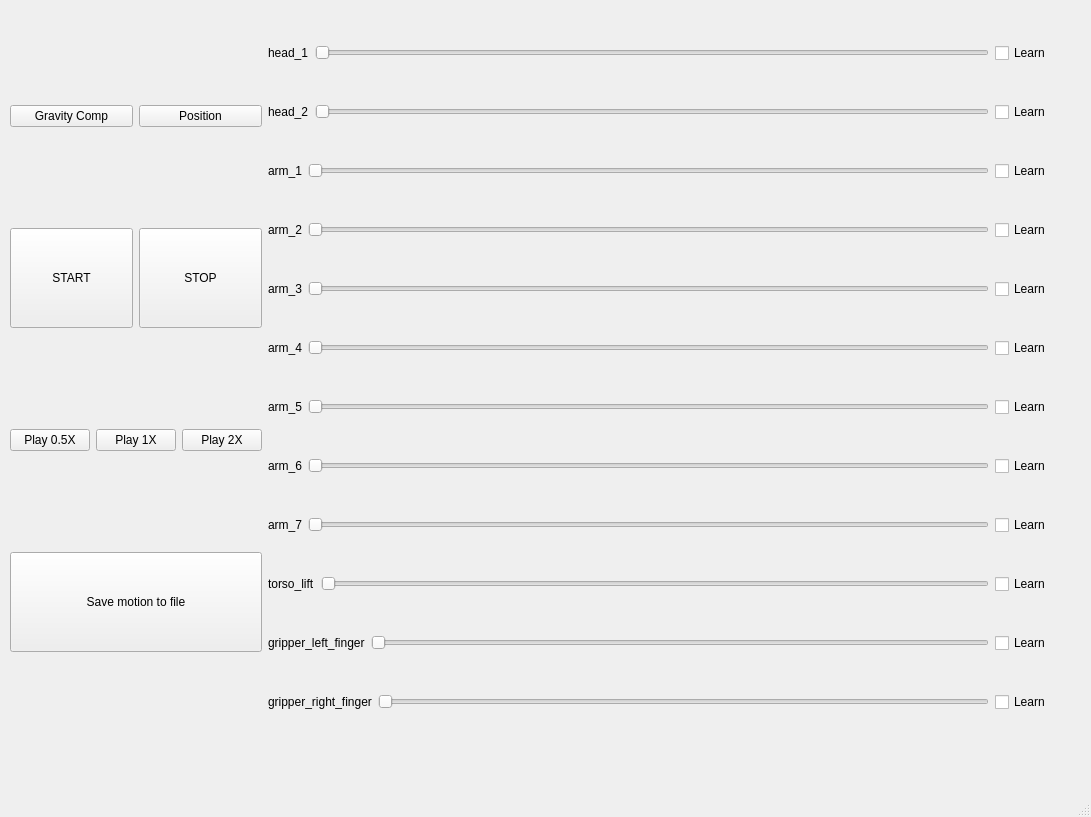
pal-robotics/learning_gui, file resources/tiago_learn_gripper.ui: the form before one commit.
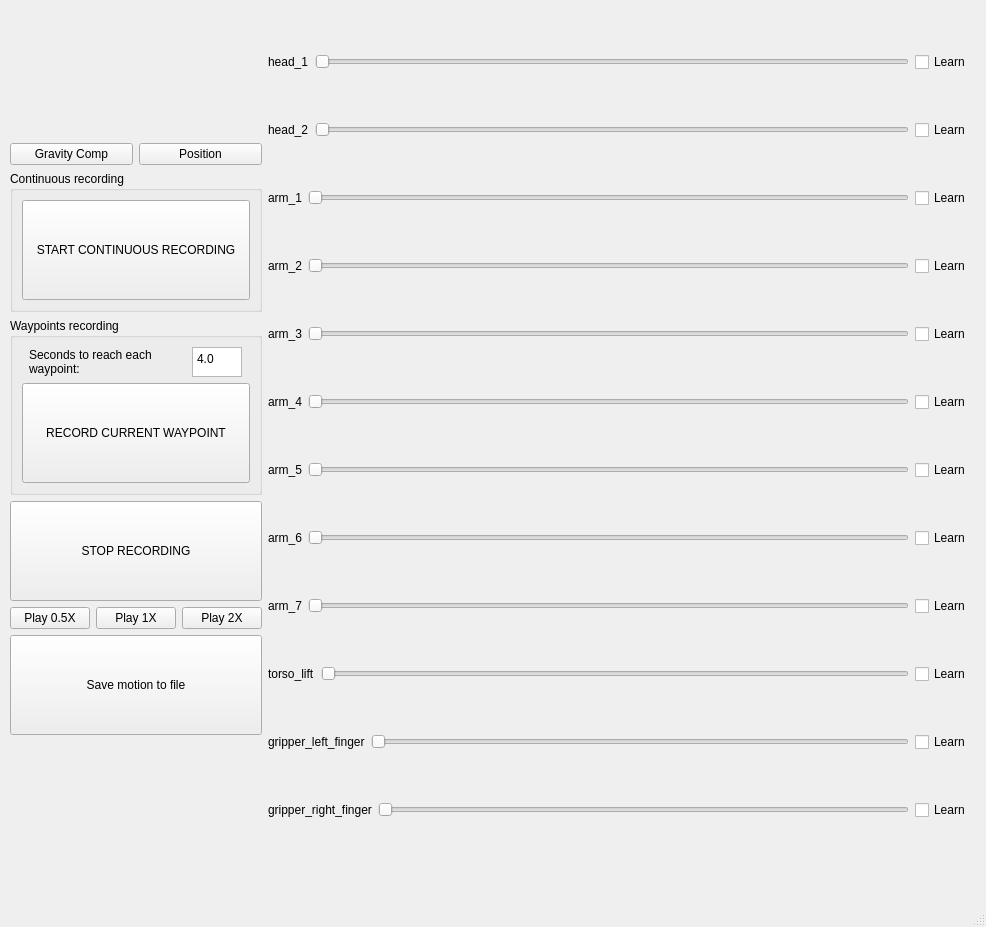
The form after the commit.

Commit message: add waypoint mode

Diff of the .ui file:
```diff
--- a/resources/tiago_learn_gripper.ui
+++ b/resources/tiago_learn_gripper.ui
@@ -6,10 +6,22 @@
    <rect>
     <x>0</x>
     <y>0</y>
-    <width>1091</width>
-    <height>817</height>
+    <width>986</width>
+    <height>927</height>
    </rect>
   </property>
+  <property name="sizePolicy">
+   <sizepolicy hsizetype="Minimum" vsizetype="Minimum">
+    <horstretch>0</horstretch>
+    <verstretch>0</verstretch>
+   </sizepolicy>
+  </property>
+  <property name="minimumSize">
+   <size>
+    <width>200</width>
+    <height>50</height>
+   </size>
+  </property>
   <property name="windowTitle">
    <string>Learning GUI</string>
   </property>
@@ -19,17 +31,39 @@
      <rect>
       <x>10</x>
       <y>10</y>
-      <width>1041</width>
-      <height>741</height>
+      <width>961</width>
+      <height>858</height>
      </rect>
     </property>
     <layout class="QHBoxLayout" name="horizontalLayout">
      <item>
-      <layout class="QVBoxLayout" name="col2">
+      <layout class="QVBoxLayout" name="col_buttons">
+       <property name="sizeConstraint">
+        <enum>QLayout::SetDefaultConstraint</enum>
+       </property>
+       <item>
+        <spacer name="verticalSpacer">
+         <property name="orientation">
+          <enum>Qt::Vertical</enum>
+         </property>
+         <property name="sizeHint" stdset="0">
+          <size>
+           <width>20</width>
+           <height>40</height>
+          </size>
+         </property>
+        </spacer>
+       </item>
        <item>
         <layout class="QHBoxLayout" name="horizontalLayout_2">
          <item>
           <widget class="QPushButton" name="gravity_b">
+           <property name="minimumSize">
+            <size>
+             <width>50</width>
+             <height>0</height>
+            </size>
+           </property>
            <property name="text">
             <string>Gravity Comp</string>
            </property>
@@ -37,6 +71,12 @@
          </item>
          <item>
           <widget class="QPushButton" name="position_b">
+           <property name="minimumSize">
+            <size>
+             <width>50</width>
+             <height>0</height>
+            </size>
+           </property>
            <property name="text">
             <string>Position</string>
            </property>
@@ -45,9 +85,19 @@
         </layout>
        </item>
        <item>
-        <layout class="QHBoxLayout" name="horizontalLayout_3">
+        <widget class="QGroupBox" name="Continuous_recording">
+         <property name="sizePolicy">
+          <sizepolicy hsizetype="Minimum" vsizetype="Minimum">
+           <horstretch>0</horstretch>
+           <verstretch>0</verstretch>
+          </sizepolicy>
+         </property>
+         <property name="title">
+          <string>Continuous recording</string>
+         </property>
+         <layout class="QVBoxLayout" name="verticalLayout">
          <item>
-          <widget class="QPushButton" name="start_b">
+           <widget class="QPushButton" name="start_continuous">
            <property name="minimumSize">
             <size>
              <width>0</width>
@@ -55,24 +105,104 @@
             </size>
            </property>
            <property name="text">
-            <string>START</string>
+             <string>START CONTINUOUS RECORDING</string>
            </property>
           </widget>
          </item>
+         </layout>
+        </widget>
+       </item>
          <item>
-          <widget class="QPushButton" name="stop_b">
+        <widget class="QGroupBox" name="waypoints_recording">
+         <property name="sizePolicy">
+          <sizepolicy hsizetype="Minimum" vsizetype="Minimum">
+           <horstretch>0</horstretch>
+           <verstretch>0</verstretch>
+          </sizepolicy>
+         </property>
+         <property name="title">
+          <string>Waypoints recording</string>
+         </property>
+         <layout class="QVBoxLayout" name="verticalLayout_2">
+          <item>
+           <layout class="QHBoxLayout" name="seconds_layout">
+            <item>
+             <widget class="QLabel" name="seconds_label">
+              <property name="sizePolicy">
+               <sizepolicy hsizetype="Maximum" vsizetype="Maximum">
+                <horstretch>0</horstretch>
+                <verstretch>0</verstretch>
+               </sizepolicy>
+              </property>
+              <property name="maximumSize">
+               <size>
+                <width>150</width>
+                <height>40</height>
+               </size>
+              </property>
+              <property name="text">
+               <string>&lt;html&gt;&lt;head/&gt;&lt;body&gt;&lt;p&gt;Seconds to reach each waypoint:&lt;/p&gt;&lt;/body&gt;&lt;/html&gt;</string>
+              </property>
+              <property name="wordWrap">
+               <bool>true</bool>
+              </property>
+             </widget>
+            </item>
+            <item>
+             <widget class="QPlainTextEdit" name="seconds_edit">
+              <property name="sizePolicy">
+               <sizepolicy hsizetype="Minimum" vsizetype="Minimum">
+                <horstretch>0</horstretch>
+                <verstretch>0</verstretch>
+               </sizepolicy>
+              </property>
            <property name="minimumSize">
             <size>
+                <width>50</width>
+                <height>30</height>
+               </size>
+              </property>
+              <property name="maximumSize">
+               <size>
+                <width>50</width>
+                <height>30</height>
+               </size>
+              </property>
+              <property name="plainText">
+               <string>4.0</string>
+              </property>
+             </widget>
+            </item>
+           </layout>
+          </item>
+          <item>
+           <widget class="QPushButton" name="capture_waypoint">
+            <property name="minimumSize">
+             <size>
              <width>0</width>
              <height>100</height>
             </size>
            </property>
            <property name="text">
-            <string>STOP</string>
+             <string>RECORD CURRENT WAYPOINT</string>
            </property>
           </widget>
          </item>
         </layout>
+        </widget>
+       </item>
+       <item>
+        <widget class="QPushButton" name="stop_recording">
+         <property name="minimumSize">
+          <size>
+           <width>0</width>
+           <height>100</height>
+          </size>
+         </property>
+         <property name="text">
+          <string>STOP RECORDING</string>
+         </property>
+        </widget>
        </item>
        <item>
         <layout class="QHBoxLayout" name="horizontalLayout_4">
@@ -116,6 +246,19 @@
          </item>
         </layout>
        </item>
+       <item>
+        <spacer name="verticalSpacer_2">
+         <property name="orientation">
+          <enum>Qt::Vertical</enum>
+         </property>
+         <property name="sizeHint" stdset="0">
+          <size>
+           <width>20</width>
+           <height>40</height>
+          </size>
+         </property>
+        </spacer>
+       </item>
       </layout>
      </item>
      <item>
```
Left out of the diff: 4 changed lines with no effect on the pictures. Lines whose indentation alone changed are shown as unchanged. The commit also changes 1 other file.
